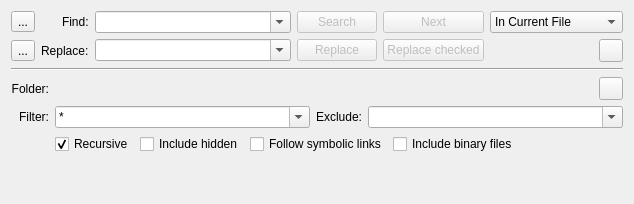
KDE/kate, file addons/search/search.ui: the form before one commit.
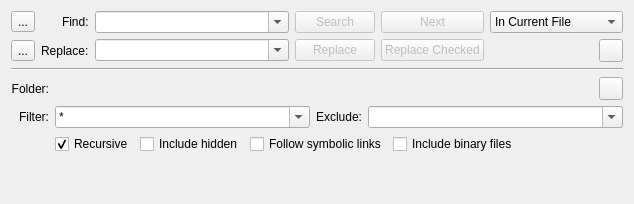
The form after the commit. Custom widgets are drawn as their Qt base class.

Commit message: Fix string, respect KDE HIG

The edit to the form file:
```diff
--- a/addons/search/search.ui
+++ b/addons/search/search.ui
@@ -201,7 +201,7 @@
         <bool>false</bool>
        </property>
        <property name="text">
-        <string>Replace checked</string>
+        <string>Replace Checked</string>
        </property>
       </widget>
      </item>
```
The commit also changes 1 other file.
